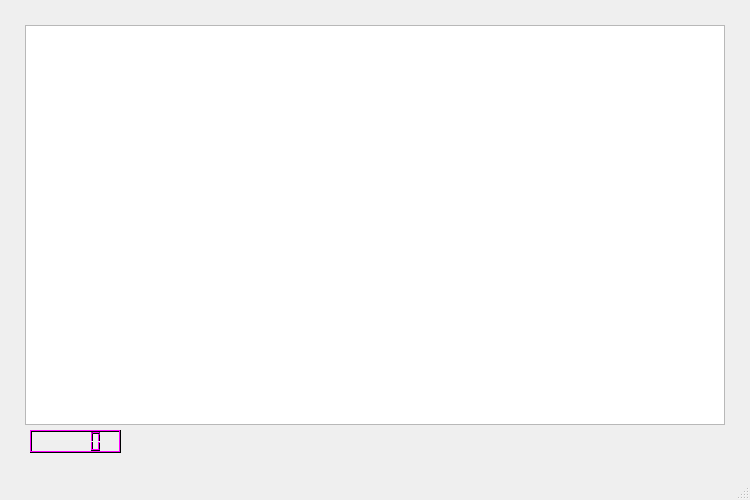
Old version of the form Game/mainwindow.ui in the repository jaakkosd/OhjelmoinninTekniikatProjekti.
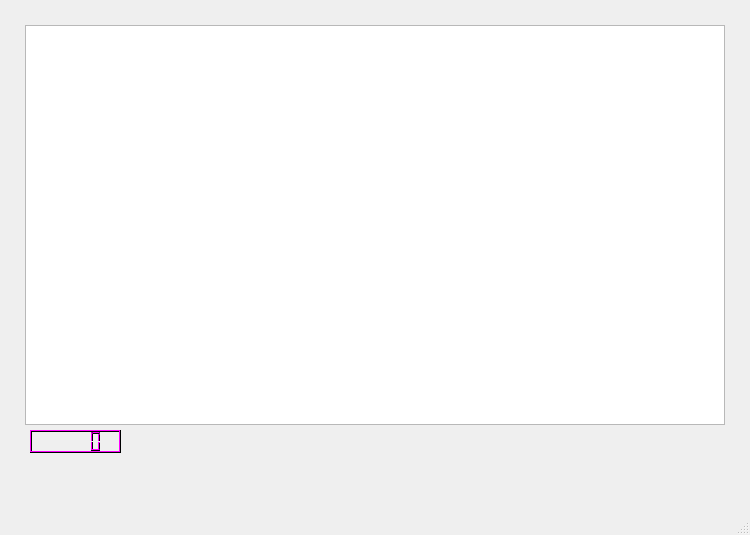
New version of the form.

```diff
--- a/Game/mainwindow.ui
+++ b/Game/mainwindow.ui
@@ -7,7 +7,7 @@
     <x>0</x>
     <y>0</y>
     <width>750</width>
-    <height>500</height>
+    <height>535</height>
    </rect>
   </property>
   <property name="sizePolicy">
```
Left out of the diff: 2 changed lines with no effect on the pictures.
